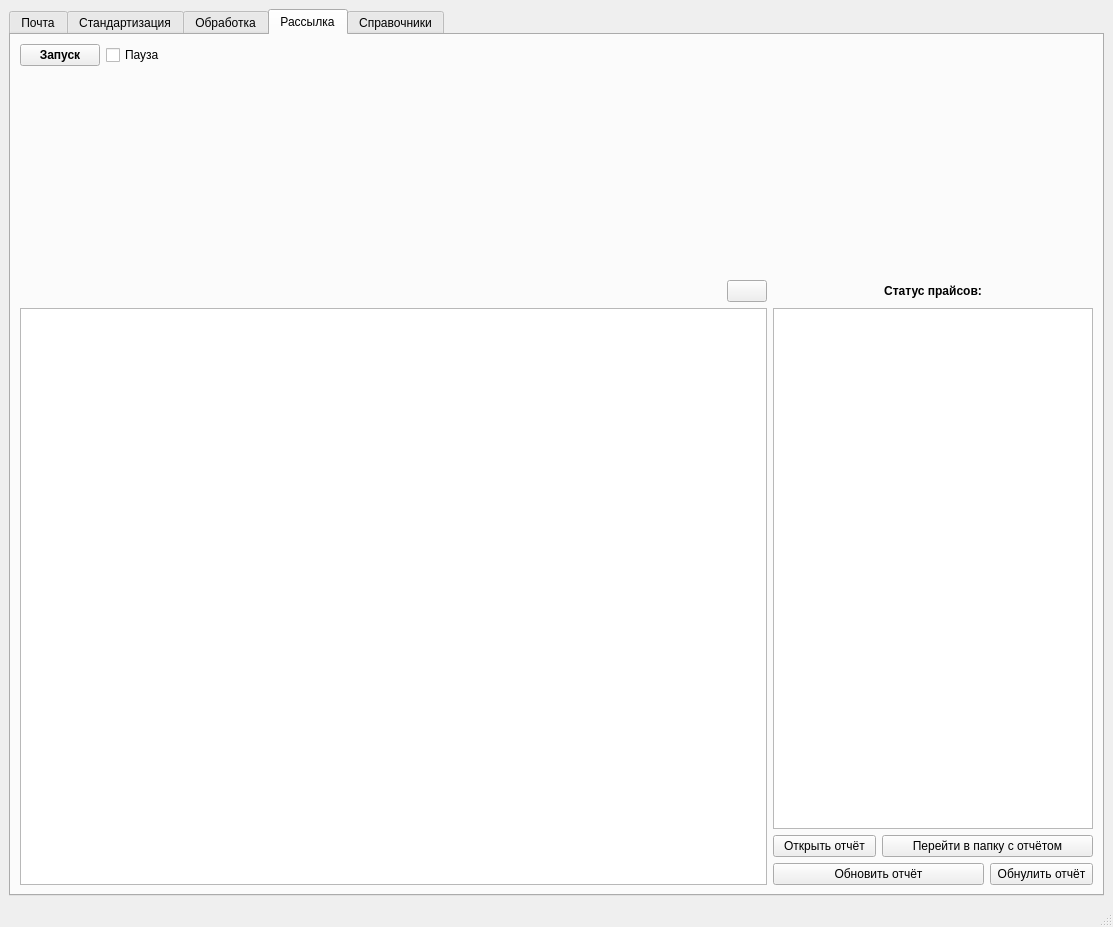
Qt form price_processing_2.ui (tmptr1/price_processing) before a commit.
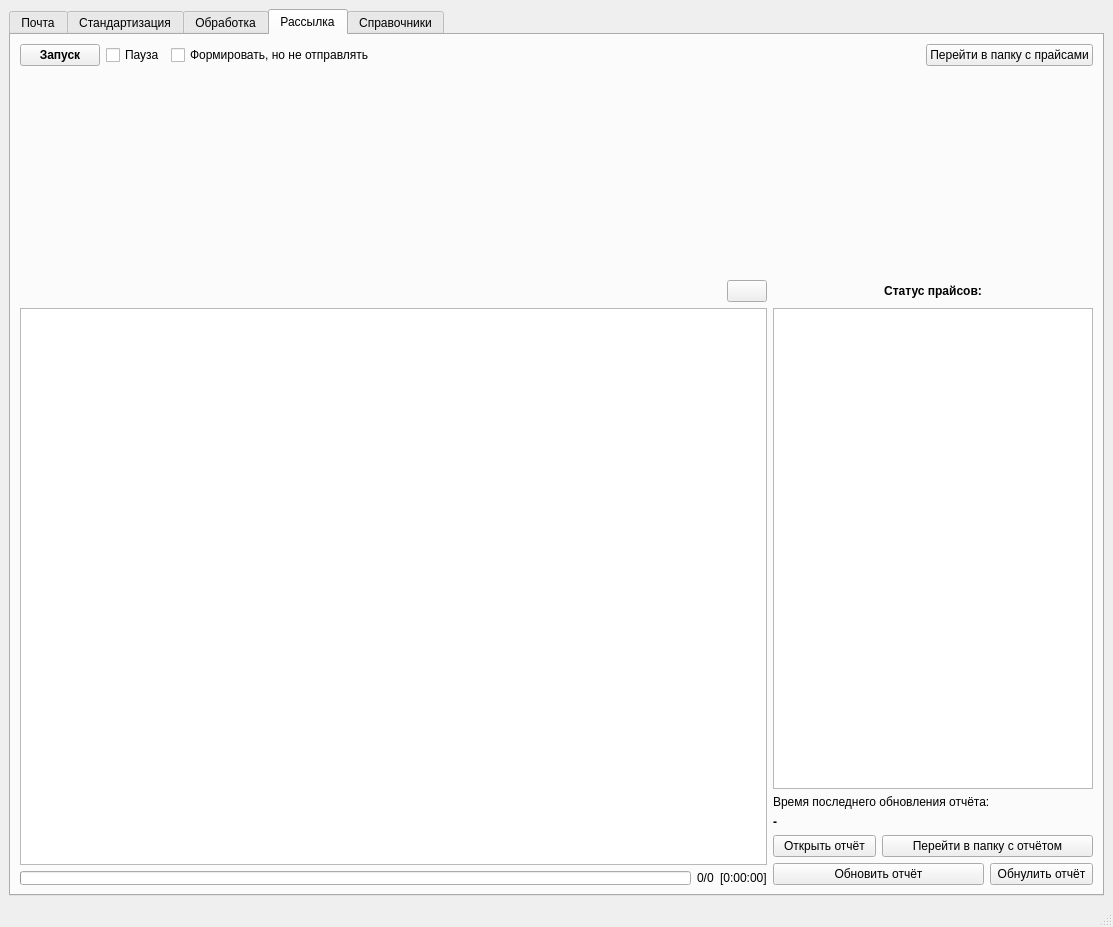
The same form after that commit. The open tabs and pages were chosen to show the change. Icons and pictures are not drawn.

Commit message: price sender module release v1.0

What changed in the file:
```diff
--- a/price_processing_2.ui
+++ b/price_processing_2.ui
@@ -1186,7 +1186,10 @@
        </attribute>
        <layout class="QGridLayout" name="gridLayout_16">
         <item row="0" column="0">
-         <layout class="QVBoxLayout" name="verticalLayout_8" stretch="3,12,35">
+         <layout class="QVBoxLayout" name="verticalLayout_9" stretch="3,12,35">
+          <property name="spacing">
+           <number>6</number>
+          </property>
           <item>
            <layout class="QHBoxLayout" name="horizontalLayout_25">
             <item>
@@ -1217,6 +1220,13 @@
               </property>
              </widget>
             </item>
+            <item>
+             <widget class="QCheckBox" name="SendCheckBox_4">
+              <property name="text">
+               <string>Формировать, но не отправлять</string>
+              </property>
+             </widget>
+            </item>
             <item>
              <spacer name="horizontalSpacer_34">
               <property name="orientation">
@@ -1230,6 +1240,22 @@
               </property>
              </spacer>
             </item>
+            <item>
+             <widget class="QPushButton" name="ToFilesDirButton_4">
+              <property name="text">
+               <string>Перейти в папку с прайсами</string>
+              </property>
+              <property name="icon">
+               <iconset theme="QIcon::ThemeIcon::FolderOpen"/>
+              </property>
+              <property name="iconSize">
+               <size>
+                <width>15</width>
+                <height>15</height>
+               </size>
+              </property>
+             </widget>
+            </item>
            </layout>
           </item>
           <item>
@@ -1290,16 +1316,82 @@
              </widget>
             </item>
             <item row="1" column="0">
-             <widget class="QTextBrowser" name="ConsoleTextBrowser_4">
-              <property name="sizeAdjustPolicy">
-               <enum>QAbstractScrollArea::SizeAdjustPolicy::AdjustToContents</enum>
-              </property>
-             </widget>
+             <layout class="QVBoxLayout" name="verticalLayout_8">
+              <item>
+               <widget class="QTextBrowser" name="ConsoleTextBrowser_4">
+                <property name="sizeAdjustPolicy">
+                 <enum>QAbstractScrollArea::SizeAdjustPolicy::AdjustToContents</enum>
+                </property>
+               </widget>
+              </item>
+              <item>
+               <layout class="QHBoxLayout" name="horizontalLayout_26">
+                <item>
+                 <widget class="QProgressBar" name="progressBar_4">
+                  <property name="maximumSize">
+                   <size>
+                    <width>16777215</width>
+                    <height>14</height>
+                   </size>
+                  </property>
+                  <property name="styleSheet">
+                   <string notr="true"/>
+                  </property>
+                  <property name="value">
+                   <number>0</number>
+                  </property>
+                  <property name="textVisible">
+                   <bool>false</bool>
+                  </property>
+                  <property name="format">
+                   <string>%p%</string>
+                  </property>
+                 </widget>
+                </item>
+                <item>
+                 <widget class="QLabel" name="ProgressLabel_4">
+                  <property name="text">
+                   <string>0/0</string>
+                  </property>
+                 </widget>
+                </item>
+                <item>
+                 <widget class="QLabel" name="TotalTimeLabel_4">
+                  <property name="frameShape">
+                   <enum>QFrame::Shape::NoFrame</enum>
+                  </property>
+                  <property name="text">
+                   <string>[0:00:00]</string>
+                  </property>
+                 </widget>
+                </item>
+               </layout>
+              </item>
+             </layout>
             </item>
             <item row="1" column="1">
              <layout class="QVBoxLayout" name="verticalLayout_7">
               <item>
-               <widget class="QTableView" name="NotMatchedTableView_4"/>
+               <widget class="QTableView" name="FinalPriceSendTableView_4"/>
+              </item>
+              <item>
+               <widget class="QLabel" name="Label_4">
+                <property name="text">
+                 <string>Время последнего обновления отчёта:</string>
+                </property>
+               </widget>
+              </item>
+              <item>
+               <widget class="QLabel" name="TimeOfLastReportUpdatelabel_4">
+                <property name="font">
+                 <font>
+                  <bold>true</bold>
+                 </font>
+                </property>
+                <property name="text">
+                 <string>-</string>
+                </property>
+               </widget>
               </item>
               <item>
                <layout class="QGridLayout" name="gridLayout_14">
```
Left out of the diff: 2 changed lines with no effect on the pictures. The commit also changes 7 other files.
